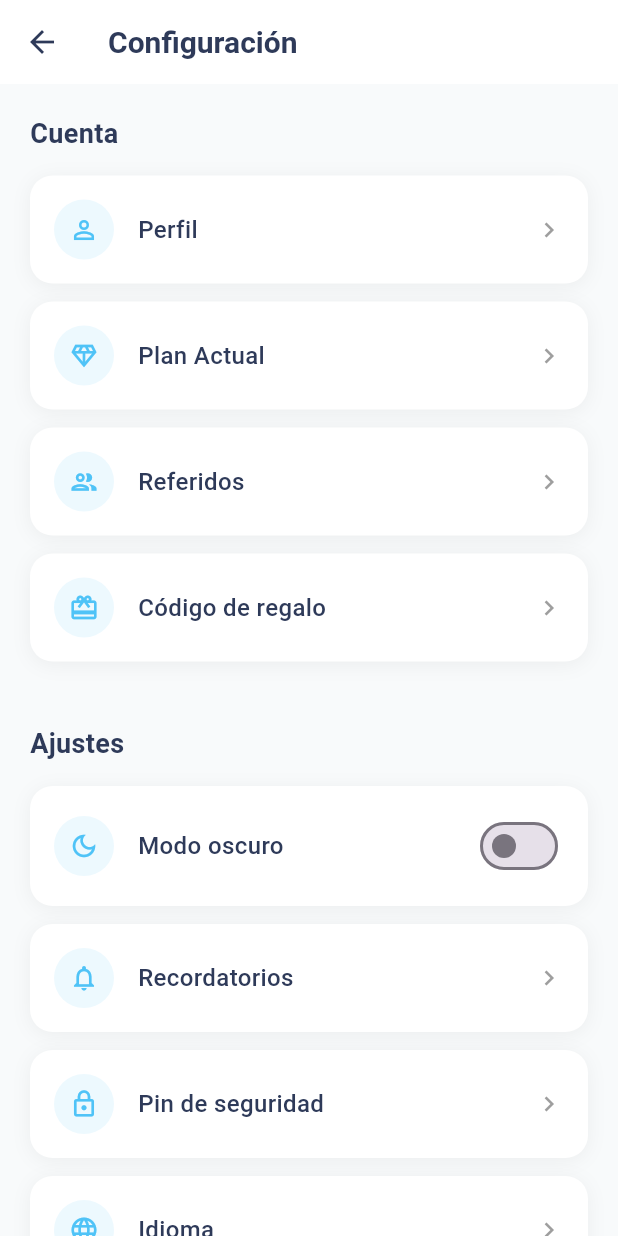
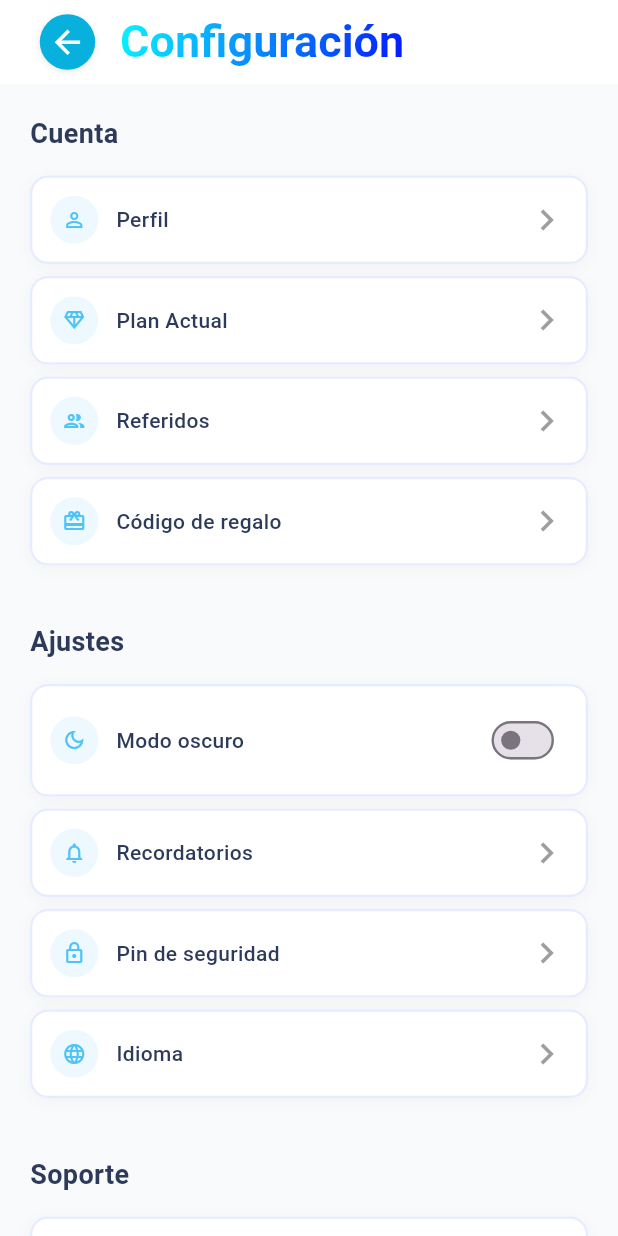
Before and after one commit to sheydazz/RESTAPP, a Flutter app: the SettingsScreen screen opened by its route, on a phone screen of 412 x 824 dp. Run offline on Flutter 3.47's test engine with Material 3 defaults, Android fonts, the phone set to English and light mode, and no system bars; our stand-ins replace google_fonts.

```diff
--- /dev/null
+++ b/lib/features/home/screens/gradient_text.dart
@@ -0,0 +1,31 @@
+import 'package:flutter/material.dart';
+
+class GradientText extends StatelessWidget {
+  const GradientText(
+      this.text, {
+        super.key,
+        required this.gradient,
+        this.style,
+        this.textAlign,
+      });
+
+  final String text;
+  final TextStyle? style;
+  final Gradient gradient;
+  final TextAlign? textAlign;
+
+  @override
+  Widget build(BuildContext context) {
+    return ShaderMask(
+      blendMode: BlendMode.srcIn, // Aplica el shader (gradiente) donde el hijo (texto) es opaco
+      shaderCallback: (bounds) => gradient.createShader(
+        Rect.fromLTWH(0, 0, bounds.width, bounds.height),
+      ),
+      child: Text(
+        text,
+        textAlign: textAlign,
+        style: style,
+      ),
+    );
+  }
+}
--- a/lib/features/home/screens/settings_screen.dart
+++ b/lib/features/home/screens/settings_screen.dart
@@ -1,5 +1,5 @@
 import 'package:flutter/material.dart';
-
+import 'gradient_text.dart';
 
 
 class SettingsScreen extends StatelessWidget {
@@ -8,18 +8,54 @@ class SettingsScreen extends StatelessWidget {
     return Scaffold(
       backgroundColor: const Color(0xFFF8FAFB),
       appBar: AppBar(
+        titleSpacing: 0, // Reducido para mejor control del espaciado
         backgroundColor: Colors.white,
         elevation: 0,
-        leading: IconButton(
-          icon: const Icon(Icons.arrow_back, color: Color(0xFF2E3A59)),
-          onPressed: () => Navigator.pop(context),
+        leadingWidth: 70, // Ancho específico para el leading
+        leading: Center( // Centra verticalmente el botón
+          child: Container(
+            margin: const EdgeInsets.only(left: 20), // Margen desde la izquierda
+            child: InkWell(
+              onTap: () => Navigator.pop(context),
+              customBorder: CircleBorder(),
+              child: Container(
+                padding: const EdgeInsets.all(6),
+                decoration: BoxDecoration(
+                  color: Color(0xFF08B1DD),
+                  shape: BoxShape.circle,
+                  boxShadow: [
+                    BoxShadow(
+                      color: Colors.black.withOpacity(0.1),
+                      blurRadius: 3,
+                      offset: Offset(0, 1),
                     ),
-        title: const Text(
+                  ],
+                ),
+                child: Icon(
+                  Icons.arrow_back,
+                  color: Colors.white,
+                  size: 25,
+                ),
+              ),
+            ),
+          ),
+        ),
+        title: Container(
+          margin: const EdgeInsets.only(left: 10), // Pequeño margen para separar del botón
+          child: GradientText(
             'Configuración',
             style: TextStyle(
-            color: Color(0xFF2E3A59),
               fontWeight: FontWeight.w600,
-            fontSize: 20,
+              fontSize: 30,
+            ),
+            gradient: LinearGradient(
+              colors: [
+                Color(0xFF0AF3FF),
+                Color(0xFF0419FF),
+              ],
+              begin: Alignment.topLeft,
+              end: Alignment.bottomRight,
+            ),
           ),
         ),
         centerTitle: false,
@@ -109,14 +145,18 @@ class SettingsScreen extends StatelessWidget {
 
   Widget _buildConfigItem(String title, IconData icon, VoidCallback onTap, {bool hasSwitch = false}) {
     return Container(
-      margin: const EdgeInsets.only(bottom: 12),
+      margin: const EdgeInsets.only(bottom: 8),
       decoration: BoxDecoration(
         color: Colors.white,
-        borderRadius: BorderRadius.circular(15),
+        borderRadius: BorderRadius.circular(12),
+        border: Border.all(
+          color: const Color(0xFFE0E7FF).withOpacity(0.8),
+          width: 1.5,
+        ),
         boxShadow: [
           BoxShadow(
-            color: Colors.black.withOpacity(0.05),
-            blurRadius: 10,
+            color: Colors.black.withOpacity(0.03),
+            blurRadius: 8,
             offset: const Offset(0, 2),
           ),
         ],
@@ -124,15 +164,15 @@ class SettingsScreen extends StatelessWidget {
       child: Material(
         color: Colors.transparent,
         child: InkWell(
-          borderRadius: BorderRadius.circular(15),
+          borderRadius: BorderRadius.circular(12),
           onTap: hasSwitch ? null : onTap,
           child: Padding(
-            padding: const EdgeInsets.all(16),
+            padding: const EdgeInsets.all(12),
             child: Row(
               children: [
                 Container(
-                  width: 40,
-                  height: 40,
+                  width: 32,
+                  height: 32,
                   decoration: BoxDecoration(
                     color: const Color(0xFF4FC3F7).withOpacity(0.1),
                     shape: BoxShape.circle,
@@ -140,31 +180,34 @@ class SettingsScreen extends StatelessWidget {
                   child: Icon(
                     icon,
                     color: const Color(0xFF4FC3F7),
-                    size: 20,
+                    size: 16,
                   ),
                 ),
-                const SizedBox(width: 16),
+                const SizedBox(width: 12),
                 Expanded(
                   child: Text(
                     title,
                     style: const TextStyle(
-                      fontSize: 16,
+                      fontSize: 14,
                       fontWeight: FontWeight.w500,
                       color: Color(0xFF2E3A59),
                     ),
                   ),
                 ),
                 if (hasSwitch)
-                  Switch(
+                  Transform.scale(
+                    scale: 0.8,
+                    child: Switch(
                       value: false,
                       onChanged: (value) {},
                       activeColor: const Color(0xFF4FC3F7),
+                    ),
                   )
                 else
                   const Icon(
                     Icons.chevron_right,
                     color: Color(0xFF9E9E9E),
-                    size: 20,
+                    size: 28,
                   ),
               ],
             ),
```
Lines whose indentation alone changed are shown as unchanged.
